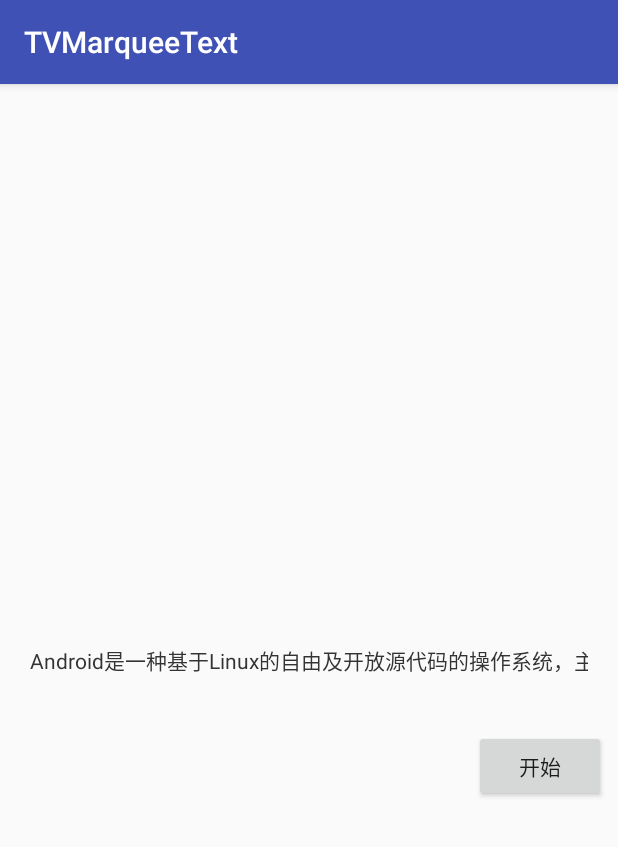
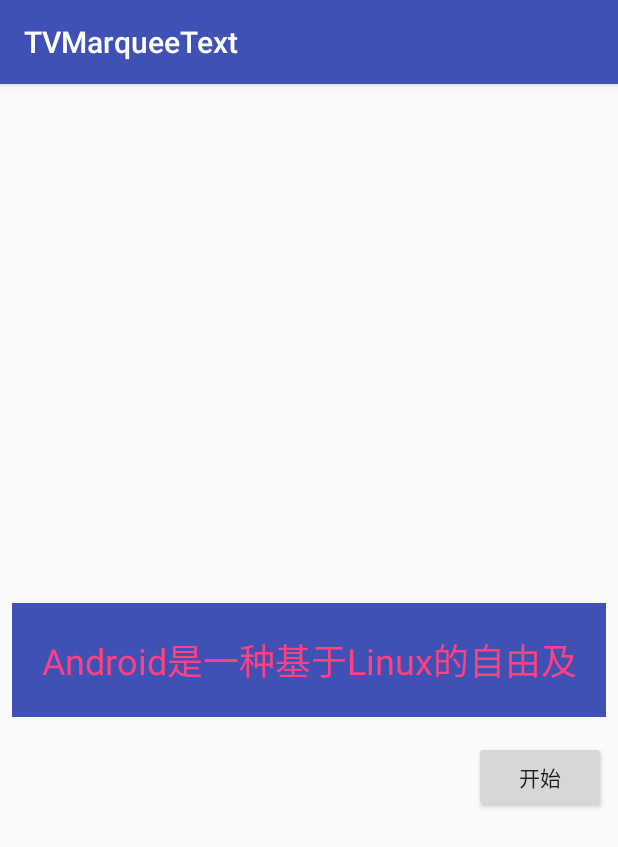
Before and after one commit to fengfancky/TVMarqueeText, an Android app: the screen it shows after launch (MainActivity), on a phone screen of 412 x 824 dp. Shown: the top 847 px of the screen. Run offline under Robolectric (Android 15) with nearby library versions, the phone set to English and light mode, and no system bars.

Commit message:
add mGravity custom attr

```diff
--- a/app/src/main/java/cn/fengfancky/tvmarqueetext/MainActivity.java
+++ b/app/src/main/java/cn/fengfancky/tvmarqueetext/MainActivity.java
@@ -16,8 +16,10 @@ public class MainActivity extends AppCompatActivity {
         super.onCreate(savedInstanceState);
         setContentView(R.layout.activity_main);
         tvMarqueeTextView = findViewById(R.id.text);
+        tvMarqueeTextView.setmTextColor(getResources().getColor(R.color.colorAccent));
+        tvMarqueeTextView.setmTextSize(24);
         button = findViewById(R.id.button);
-        tvMarqueeTextView.setTVMarqueeText("Android是一种基于Linux的自由及开放源代码的操作系统，主要使用于移动设备，如智能手机和平板电脑，由Google公司和开放手机联盟领导及开发。尚未有统一中文名称，中国大陆地区较多人使用“安卓”或“安致”。Android操作系统最初由Andy Rubin开发，主要支持手机。");
+        tvMarqueeTextView.setTVMarqueeText("Android是一种基于Linux的自由及开放源代码的操作系统");
         button.setOnClickListener(new View.OnClickListener() {
             @Override
             public void onClick(View v) {
--- a/app/src/main/java/cn/fengfancky/tvmarqueetext/TVMarqueeTextView.java
+++ b/app/src/main/java/cn/fengfancky/tvmarqueetext/TVMarqueeTextView.java
@@ -3,8 +3,10 @@ package cn.fengfancky.tvmarqueetext;
 import android.content.Context;
 import android.content.res.TypedArray;
 import android.util.AttributeSet;
+import android.view.Gravity;
 import android.view.LayoutInflater;
 import android.view.View;
+import android.view.ViewGroup;
 import android.view.animation.Animation;
 import android.view.animation.LinearInterpolator;
 import android.view.animation.TranslateAnimation;
@@ -18,6 +20,7 @@ import android.widget.TextView;
 public class TVMarqueeTextView extends FrameLayout {
 
     private TextView firstText,secondText;
+    private FrameLayout text_content;
     private TranslateAnimation mMoveTextOut, mMoveTextIn;
     private Runnable mRunnable;
     private boolean isStop  = false;//动画是否停止
@@ -26,6 +29,7 @@ public class TVMarqueeTextView extends FrameLayout {
     private float mSpeed = 0.1f;//动画运动
     private float mTextSize = 14; //字体大小
     private int mTextColor; //字体颜色
+    private int mGravity; //文本显示位置
 
     public TVMarqueeTextView(Context context) {
         super(context);
@@ -46,6 +50,7 @@ public class TVMarqueeTextView extends FrameLayout {
         View view = LayoutInflater.from(context).inflate(R.layout.marquee_layout,this,true);
         firstText = view.findViewById(R.id.first_text);
         secondText = view.findViewById(R.id.second_text);
+        text_content = view.findViewById(R.id.text_content);
 
     }
 
@@ -56,16 +61,28 @@ public class TVMarqueeTextView extends FrameLayout {
         mDelayedTime = a.getInt(R.styleable.TVMarqueeTextView_mDelayedTime,1000);
         mSpace = a.getDimension(R.styleable.TVMarqueeTextView_mSpace,100);
         mSpeed = a.getFloat(R.styleable.TVMarqueeTextView_mSpeed,0.1f);
+        mGravity = a.getInt(R.styleable.TVMarqueeTextView_mGravity,0);
         a.recycle();
 
         View view = LayoutInflater.from(context).inflate(R.layout.marquee_layout,this,true);
         firstText = view.findViewById(R.id.first_text);
         secondText = view.findViewById(R.id.second_text);
+        text_content = view.findViewById(R.id.text_content);
 
         firstText.setTextSize(mTextSize);
         secondText.setTextSize(mTextSize);
         firstText.setTextColor(mTextColor);
         secondText.setTextColor(mTextColor);
+        FrameLayout.LayoutParams layoutParams = new FrameLayout.LayoutParams(ViewGroup.LayoutParams.WRAP_CONTENT, ViewGroup.LayoutParams.WRAP_CONTENT);
+        if (mGravity == 0){
+            layoutParams.gravity = Gravity.LEFT;
+        }else if (mGravity ==1){
+            layoutParams.gravity = Gravity.RIGHT;
+        }else {
+            layoutParams.gravity = Gravity.CENTER;
+        }
+        text_content.setLayoutParams(layoutParams);
+
     }
 
     public void setTVMarqueeText(String string){
--- a/app/src/main/res/layout/activity_main.xml
+++ b/app/src/main/res/layout/activity_main.xml
@@ -8,7 +8,7 @@
 
     <cn.fengfancky.tvmarqueetext.TVMarqueeTextView
         android:id="@+id/text"
-        android:layout_width="wrap_content"
+        android:layout_width="match_parent"
         android:layout_height="wrap_content"
         android:layout_marginBottom="8dp"
         android:layout_marginEnd="8dp"
@@ -22,7 +22,9 @@
         app:mDelayedTime="500"
         app:mSpace="200dp"
         app:mSpeed="0.1"
-        app:mTextColor="#FF333333" />
+        app:mTextColor="#FF333333"
+        app:mGravity="left"
+        android:background="@color/colorPrimary"/>
 
     <Button
         android:id="@+id/button"
--- a/app/src/main/res/layout/marquee_layout.xml
+++ b/app/src/main/res/layout/marquee_layout.xml
@@ -7,10 +7,9 @@
     android:scrollbars="none">
 
     <FrameLayout
+        android:id="@+id/text_content"
         android:layout_width="wrap_content"
-        android:layout_height="wrap_content"
-        android:clipChildren="false"
-        android:layout_gravity="center_vertical">
+        android:layout_height="wrap_content">
 
         <TextView
             android:id="@+id/first_text"
--- a/app/src/main/res/values/attrs.xml
+++ b/app/src/main/res/values/attrs.xml
@@ -7,6 +7,11 @@
         <attr name="mSpeed" format="float"/>
         <attr name="mTextSize" format="dimension"/>
         <attr name="mTextColor" format="color|reference"/>
+        <attr name="mGravity" >
+            <enum name="left" value="0"/>
+            <enum name="right" value="1"/>
+            <enum name="center" value="2"/>
+        </attr>
 
     </declare-styleable>
 
```
